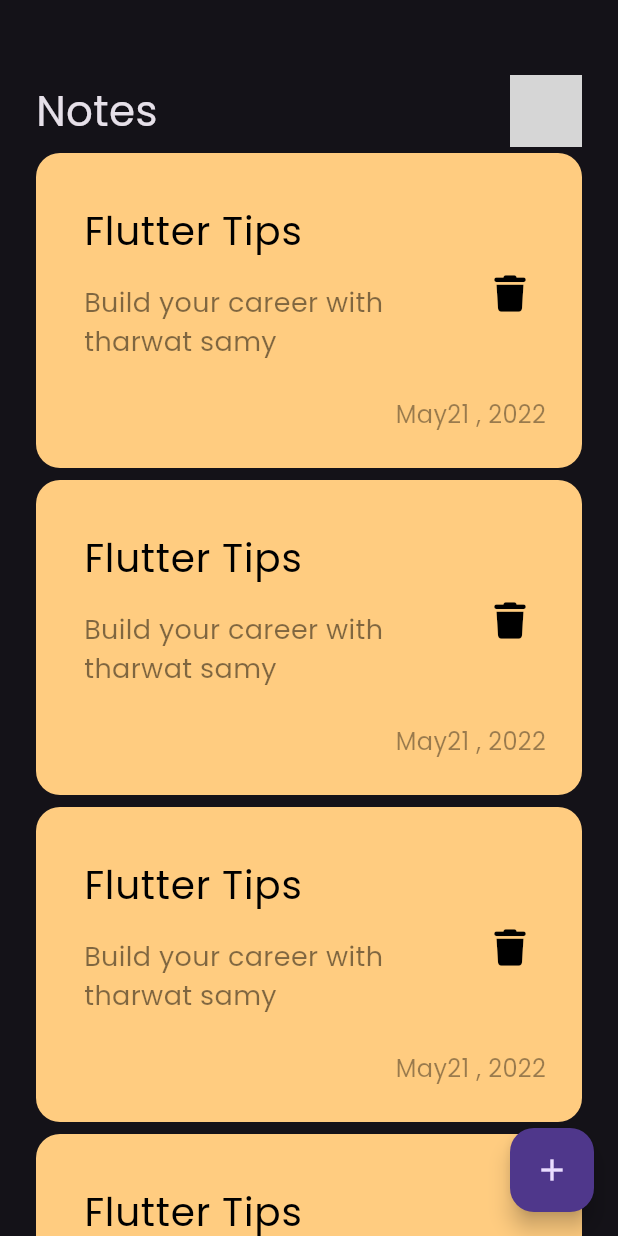
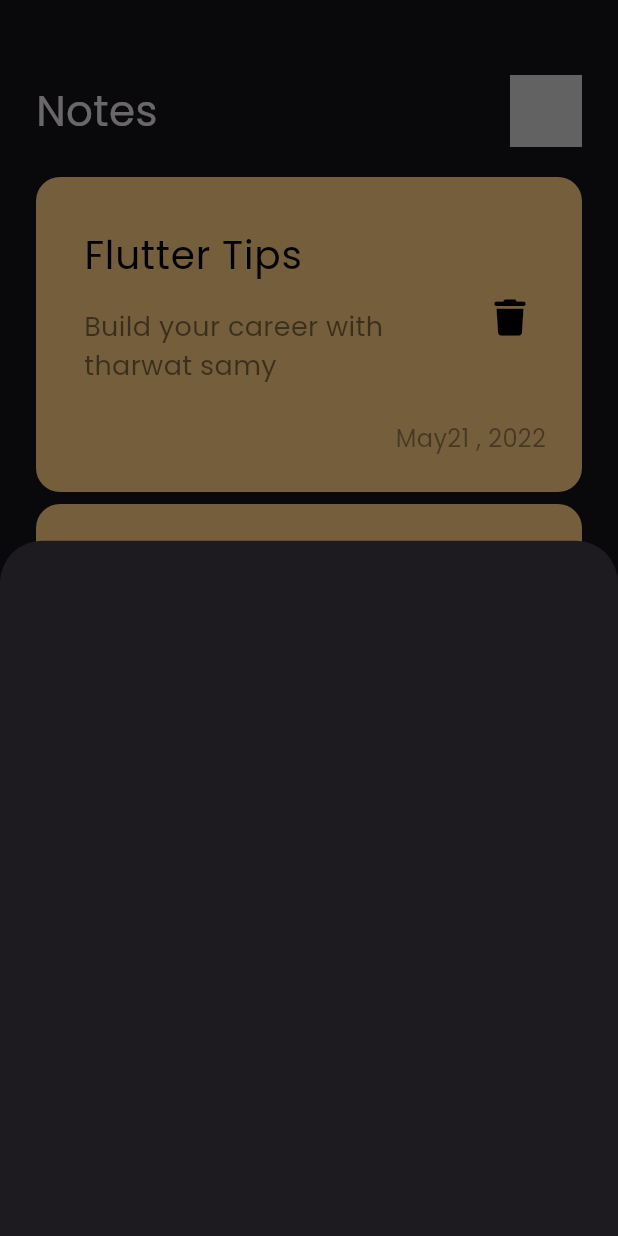
Before and after one commit to sherifshouaib/notes_app, a Flutter app: the screen it shows after launch, after a tap on the "add" icon, on a phone screen of 412 x 824 dp. Run offline on Flutter 3.47's test engine with Material 3 defaults, Android fonts, the phone set to English and light mode, and no system bars; our stand-ins replace font_awesome_flutter; grey boxes are pictures that could not be loaded.

Commit message:
show modal bottom sheet

```diff
--- a/lib/views/notes_view.dart
+++ b/lib/views/notes_view.dart
@@ -1,4 +1,6 @@
+
 import 'package:flutter/material.dart';
+import 'package:notes_app/widgets/add_note_bottom_sheet.dart';
 import 'package:notes_app/widgets/notes_view_body.dart';
 
 class NotesView extends StatelessWidget {
@@ -8,8 +10,14 @@ class NotesView extends StatelessWidget {
   Widget build(BuildContext context) {
     return Scaffold(
       floatingActionButton: FloatingActionButton(
-        onPressed: () {},
-        child: const Icon(Icons.add),
+        onPressed: () {
+          showModalBottomSheet(context: context, builder: (context){
+         return const AddNoteBottomSheet();
+
+          });
+        },
+        child: const Icon(Icons.add,),
+        backgroundColor: Color(0xff56EFDB),
       ),
       body: const NotesViewBody(),
     );
--- /dev/null
+++ b/lib/widgets/add_note_bottom_sheet.dart
@@ -0,0 +1,13 @@
+import 'package:flutter/material.dart';
+
+class AddNoteBottomSheet extends StatelessWidget {
+  const AddNoteBottomSheet({super.key});
+
+  @override
+  Widget build(BuildContext context) {
+    return Container(
+
+
+    );
+  }
+}
--- a/lib/widgets/notes_list_view.dart
+++ b/lib/widgets/notes_list_view.dart
@@ -6,13 +6,17 @@ class NotesListView extends StatelessWidget {
 
   @override
   Widget build(BuildContext context) {
-    return ListView.builder(
+    return Padding(
+      padding: const EdgeInsets.symmetric(vertical: 16),
+      child: ListView.builder(
+        padding: EdgeInsets.zero,
         itemBuilder: (context, index) {
           return Padding(
             padding: const EdgeInsets.symmetric(vertical: 4),
             child: const NoteItem(),
           );
         },
+      ),
     );
   }
 }
```
Lines whose indentation alone changed are shown as unchanged.
